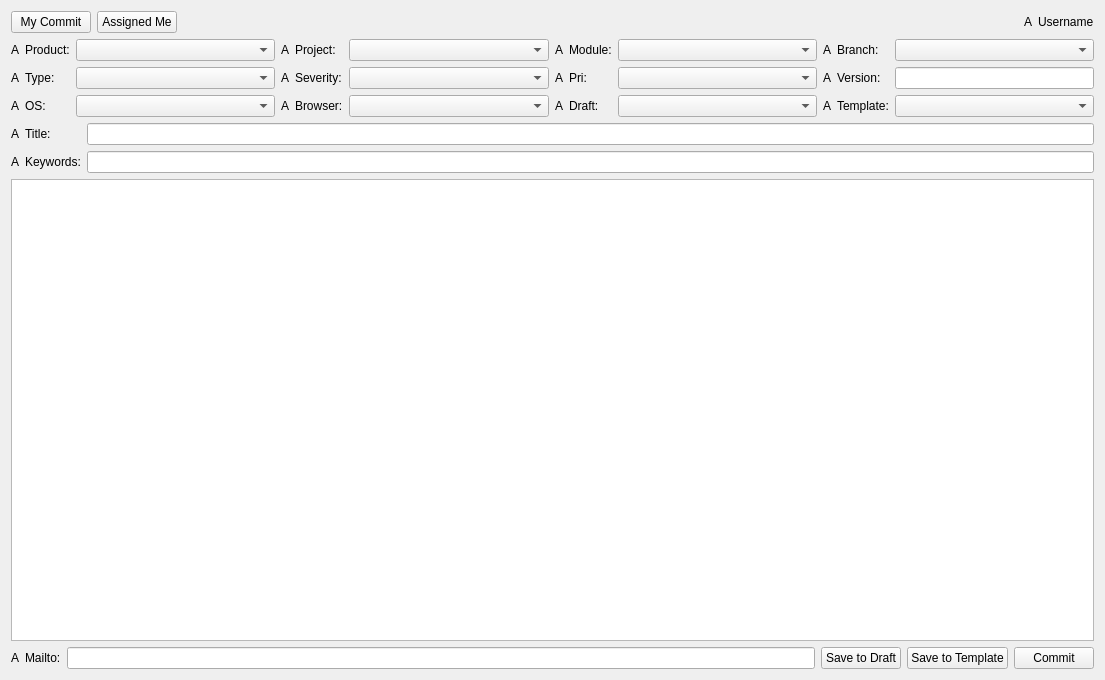
This is committer/ui/mainwindow.ui in Pylogmon/committer as Qt 5 draws it before an edit. The edited form follows.
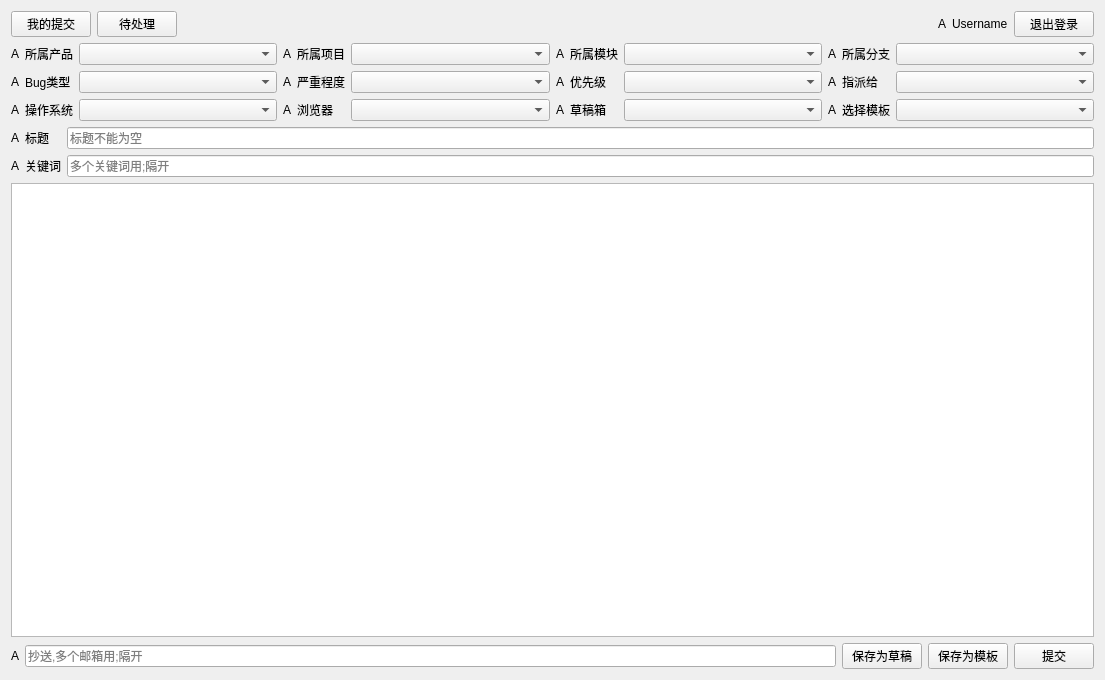
This is the edited form.

Commit message: feat: 优化自动登录逻辑并添加退出登录功能

The edit to the form file:
```diff
--- a/committer/ui/mainwindow.ui
+++ b/committer/ui/mainwindow.ui
@@ -16,17 +16,34 @@
   <layout class="QGridLayout" name="gridLayout_5">
    <item row="0" column="0">
     <layout class="QGridLayout" name="gridLayout_2">
-     <item row="0" column="0">
-      <widget class="QPushButton" name="my_commit_btn">
-       <property name="text">
-        <string>My Commit</string>
-       </property>
-      </widget>
-     </item>
      <item row="0" column="1">
       <widget class="QPushButton" name="assigned_me_btn">
        <property name="text">
-        <string>Assigned Me</string>
+        <string>待处理</string>
+       </property>
+      </widget>
+     </item>
+     <item row="0" column="0">
+      <widget class="QPushButton" name="my_commit_btn">
+       <property name="toolTip">
+        <string>我的提交 查看我提交的工单</string>
+       </property>
+       <property name="text">
+        <string>我的提交</string>
+       </property>
+      </widget>
+     </item>
+     <item row="0" column="4">
+      <widget class="QLabel" name="user_name_icon">
+       <property name="text">
+        <string>A</string>
+       </property>
+      </widget>
+     </item>
+     <item row="0" column="6">
+      <widget class="QPushButton" name="logout_btn">
+       <property name="text">
+        <string>退出登录</string>
        </property>
       </widget>
      </item>
@@ -43,14 +60,7 @@
        </property>
       </spacer>
      </item>
-     <item row="0" column="3">
-      <widget class="QLabel" name="user_name_icon">
-       <property name="text">
-        <string>A</string>
-       </property>
-      </widget>
-     </item>
-     <item row="0" column="4">
+     <item row="0" column="5">
       <widget class="QLabel" name="user_name_label">
        <property name="text">
         <string>Username</string>
@@ -71,7 +81,7 @@
      <item row="0" column="1">
       <widget class="QLabel" name="product_label">
        <property name="text">
-        <string>Product:</string>
+        <string>所属产品</string>
        </property>
       </widget>
      </item>
@@ -86,6 +96,9 @@
        <property name="layoutDirection">
         <enum>Qt::LeftToRight</enum>
        </property>
+       <property name="placeholderText">
+        <string/>
+       </property>
       </widget>
      </item>
      <item row="0" column="3">
@@ -98,7 +111,7 @@
      <item row="0" column="4">
       <widget class="QLabel" name="project_label">
        <property name="text">
-        <string>Project:</string>
+        <string>所属项目</string>
        </property>
       </widget>
      </item>
@@ -122,7 +135,7 @@
      <item row="0" column="7">
       <widget class="QLabel" name="module_label">
        <property name="text">
-        <string>Module:</string>
+        <string>所属模块</string>
        </property>
       </widget>
      </item>
@@ -146,7 +159,7 @@
      <item row="0" column="10">
       <widget class="QLabel" name="branch_label">
        <property name="text">
-        <string>Branch:</string>
+        <string>所属分支</string>
        </property>
       </widget>
      </item>
@@ -170,7 +183,7 @@
      <item row="1" column="1">
       <widget class="QLabel" name="type_label">
        <property name="text">
-        <string>Type:</string>
+        <string>Bug类型</string>
        </property>
       </widget>
      </item>
@@ -194,7 +207,7 @@
      <item row="1" column="4">
       <widget class="QLabel" name="severity_label">
        <property name="text">
-        <string>Severity:</string>
+        <string>严重程度</string>
        </property>
       </widget>
      </item>
@@ -218,7 +231,7 @@
      <item row="1" column="7">
       <widget class="QLabel" name="pri_label">
        <property name="text">
-        <string>Pri:</string>
+        <string>优先级</string>
        </property>
       </widget>
      </item>
@@ -242,13 +255,10 @@
      <item row="1" column="10">
       <widget class="QLabel" name="version_label">
        <property name="text">
-        <string>Version:</string>
+        <string>指派给</string>
        </property>
       </widget>
      </item>
-     <item row="1" column="11">
-      <widget class="QLineEdit" name="version_edit"/>
-     </item>
      <item row="2" column="0">
       <widget class="QLabel" name="os_icon">
        <property name="text">
@@ -259,7 +269,7 @@
      <item row="2" column="1">
       <widget class="QLabel" name="os_label">
        <property name="text">
-        <string>OS:</string>
+        <string>操作系统</string>
        </property>
       </widget>
      </item>
@@ -283,7 +293,7 @@
      <item row="2" column="4">
       <widget class="QLabel" name="browser_label">
        <property name="text">
-        <string>Browser:</string>
+        <string>浏览器</string>
        </property>
       </widget>
      </item>
@@ -307,7 +317,7 @@
      <item row="2" column="7">
       <widget class="QLabel" name="draft_label">
        <property name="text">
-        <string>Draft:</string>
+        <string>草稿箱</string>
        </property>
       </widget>
      </item>
@@ -331,7 +341,7 @@
      <item row="2" column="10">
       <widget class="QLabel" name="template_label">
        <property name="text">
-        <string>Template:</string>
+        <string>选择模板</string>
        </property>
       </widget>
      </item>
@@ -343,6 +353,16 @@
          <verstretch>0</verstretch>
         </sizepolicy>
        </property>
+       <property name="toolTip">
+        <string>选择模板 复用模板快速编辑</string>
+       </property>
+      </widget>
+     </item>
+     <item row="1" column="11">
+      <widget class="QComboBox" name="assigned_box">
+       <property name="toolTip">
+        <string>&lt;html&gt;&lt;head/&gt;&lt;body&gt;&lt;p&gt;指派给 &lt;span style=&quot; font-weight:600; color:#ff0000;&quot;&gt;必填&lt;/span&gt;&lt;/p&gt;&lt;/body&gt;&lt;/html&gt;</string>
+       </property>
       </widget>
      </item>
     </layout>
@@ -359,12 +379,22 @@
      <item row="0" column="1">
       <widget class="QLabel" name="title_label">
        <property name="text">
-        <string>Title:</string>
+        <string>标题</string>
        </property>
       </widget>
      </item>
      <item row="0" column="2">
-      <widget class="QLineEdit" name="title_edit"/>
+      <widget class="QLineEdit" name="title_edit">
+       <property name="toolTip">
+        <string>&lt;html&gt;&lt;head/&gt;&lt;body&gt;&lt;p&gt;标题 &lt;span style=&quot; font-weight:600; color:#ff0000;&quot;&gt;必填&lt;/span&gt;&lt;/p&gt;&lt;/body&gt;&lt;/html&gt;</string>
+       </property>
+       <property name="text">
+        <string/>
+       </property>
+       <property name="placeholderText">
+        <string>标题不能为空</string>
+       </property>
+      </widget>
      </item>
      <item row="1" column="0">
       <widget class="QLabel" name="keywords_icon">
@@ -376,12 +406,19 @@
      <item row="1" column="1">
       <widget class="QLabel" name="keywords_label">
        <property name="text">
-        <string>Keywords:</string>
+        <string>关键词</string>
        </property>
       </widget>
      </item>
      <item row="1" column="2">
-      <widget class="QLineEdit" name="keywords_edit"/>
+      <widget class="QLineEdit" name="keywords_edit">
+       <property name="toolTip">
+        <string>关键词 选填</string>
+       </property>
+       <property name="placeholderText">
+        <string>多个关键词用;隔开</string>
+       </property>
+      </widget>
      </item>
     </layout>
    </item>
@@ -390,41 +427,44 @@
    </item>
    <item row="4" column="0">
     <layout class="QGridLayout" name="gridLayout_4">
-     <item row="0" column="0">
-      <widget class="QLabel" name="mailto_icon">
-       <property name="text">
-        <string>A</string>
-       </property>
-      </widget>
-     </item>
-     <item row="0" column="1">
-      <widget class="QLabel" name="mailto_label">
-       <property name="text">
-        <string>Mailto:</string>
-       </property>
-      </widget>
-     </item>
      <item row="0" column="2">
-      <widget class="QLineEdit" name="mailto_edit"/>
-     </item>
-     <item row="0" column="3">
       <widget class="QPushButton" name="save_to_draft_btn">
        <property name="text">
-        <string>Save to Draft</string>
+        <string>保存为草稿</string>
        </property>
       </widget>
      </item>
      <item row="0" column="4">
-      <widget class="QPushButton" name="save_to_template_btn">
-       <property name="text">
-        <string>Save to Template</string>
-       </property>
-      </widget>
-     </item>
-     <item row="0" column="5">
       <widget class="QPushButton" name="commit_btn">
        <property name="text">
-        <string>Commit</string>
+        <string>提交</string>
+       </property>
+      </widget>
+     </item>
+     <item row="0" column="1">
+      <widget class="QLineEdit" name="mailto_edit">
+       <property name="toolTip">
+        <string>抄送 选填</string>
+       </property>
+       <property name="placeholderText">
+        <string>抄送,多个邮箱用;隔开</string>
+       </property>
+      </widget>
+     </item>
+     <item row="0" column="3">
+      <widget class="QPushButton" name="save_to_template_btn">
+       <property name="toolTip">
+        <string>将当前内容作为模板保存</string>
+       </property>
+       <property name="text">
+        <string>保存为模板</string>
+       </property>
+      </widget>
+     </item>
+     <item row="0" column="0">
+      <widget class="QLabel" name="mailto_icon">
+       <property name="text">
+        <string>A</string>
        </property>
       </widget>
      </item>
```
Left out of the diff: 44 changed lines with no effect on the pictures. The commit also changes 7 other files.
